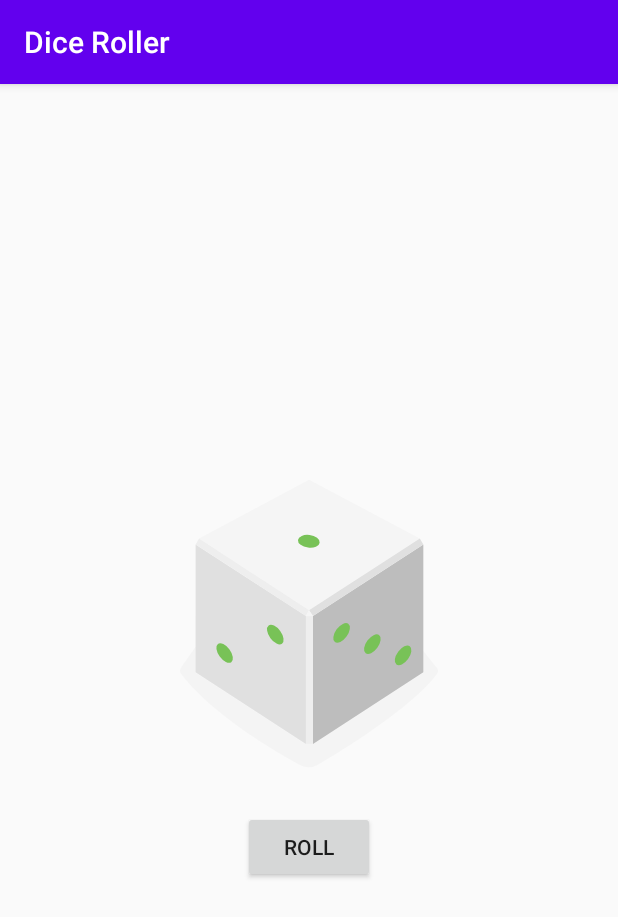
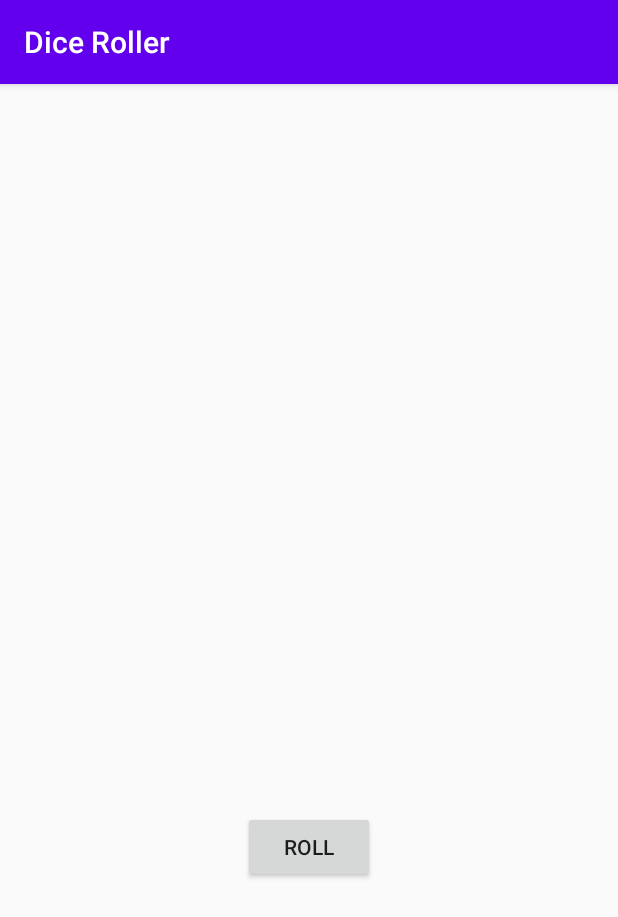
Before and after one commit to frankamente/DevelopingAndroidAppsWithKotlinUdacity, an Android app: the screen it shows after launch (MainActivity), on a phone screen of 412 x 824 dp. Shown: the top 917 px of the screen. Run offline under Robolectric (Android 15) with nearby library versions, the phone set to English and light mode, and no system bars.

Commit message:
Namespaces: Added tools:src attributes to MainActivity layout. It let us to preview how image should be even if at the start we have blank image

```diff
--- a/app/src/main/res/layout/activity_main.xml
+++ b/app/src/main/res/layout/activity_main.xml
@@ -12,7 +12,8 @@
         android:layout_width="wrap_content"
         android:layout_height="wrap_content"
         android:layout_gravity="center"
-        android:src="@drawable/dice_1"
+        android:src="@drawable/empty_dice"
+        tools:src="@drawable/dice_1"
         android:contentDescription="DiceImage" />
     <Button
         android:id="@+id/roll_button"
```
